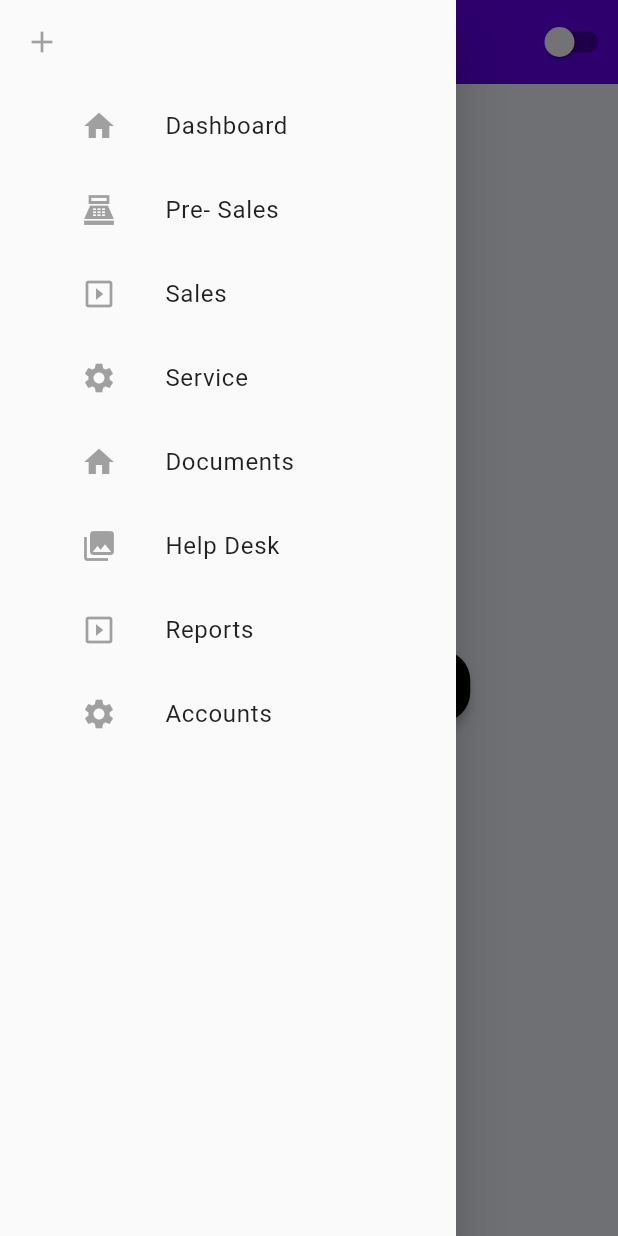
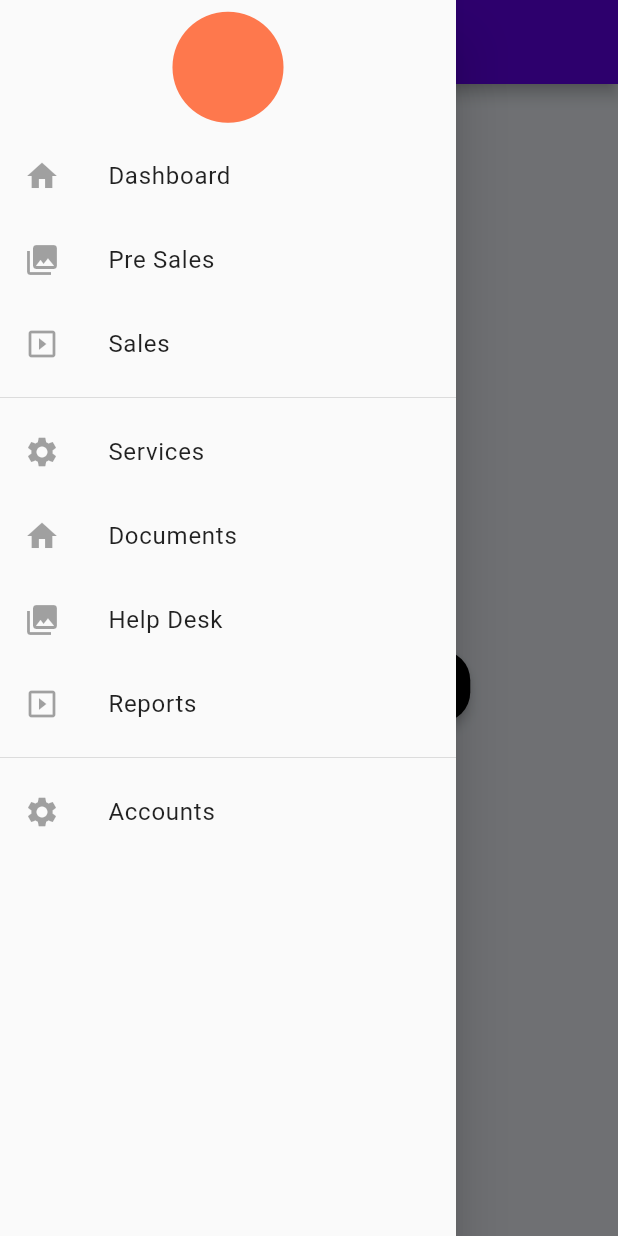
Before and after one commit to abhihasabe/Flutter_web, a Flutter app: the screen it shows after launch, with the side drawer open, on a phone screen of 412 x 824 dp. Run offline on Flutter 3.47's test engine with Material 2 defaults, Android fonts, the phone set to English and light mode, and no system bars; our stand-ins replace connectivity_plus, flutter_secure_storage, fluttertoast, sqflite; missing offline and left inert: ssl_pinning_plugin; accounts and stored records are empty.

Commit message:
Inital Comment

```diff
--- a/lib/screens/dashboard/ui/dashboard_screen.dart
+++ b/lib/screens/dashboard/ui/dashboard_screen.dart
@@ -31,9 +31,7 @@ class _Dashboard extends State {
       body: Column(
         mainAxisAlignment: MainAxisAlignment.center,
         children: [
-          Center(
-              child: Text("App Data",
-                  style: Theme.of(context).textTheme.bodyText1)),
+          Center(child: Text("App Data", style: Theme.of(context).textTheme.bodyText1)),
           Center(
             child: ButtonWidget(
               label: "Go to Login Page ",
--- a/lib/screens/sidebar/app_drawer.dart
+++ b/lib/screens/sidebar/app_drawer.dart
@@ -6,13 +6,24 @@ class AppDrawer extends StatefulWidget {
   const AppDrawer({@required this.permanentlyDisplay, Key? key})
       : super(key: key);
 
-  final bool ? permanentlyDisplay;
+  final bool? permanentlyDisplay;
 
   @override
   _AppDrawerState createState() => _AppDrawerState();
 }
 
 class _AppDrawerState extends State<AppDrawer> with RouteAware {
+  String? _selectedRoute;
+
+  @override
+  void didPush() {
+    _updateSelectedRoute();
+  }
+
+  @override
+  void didPop() {
+    _updateSelectedRoute();
+  }
 
   @override
   Widget build(BuildContext context) {
@@ -23,10 +34,8 @@ class _AppDrawerState extends State<AppDrawer> with RouteAware {
             child: ListView(
               padding: EdgeInsets.zero,
               children: [
-                ListTile(leading: Icon(Icons.add),),
-                Padding(
-                  padding: const EdgeInsets.only(left:38.0),
-                  child: ListTile(
+                Icon(Icons.circle, color: Colors.deepOrange, size: 89, ),
+                ListTile(
                   leading: const Icon(Icons.home),
                   title: Text("Dashboard"),
                   onTap: () async {
@@ -34,43 +43,32 @@ class _AppDrawerState extends State<AppDrawer> with RouteAware {
                   },
                   //selected: _selectedRoute == RouteNames.home,
                 ),
-                ),
-                Padding(
-                  padding: const EdgeInsets.only(left:38.0),
-                  child: ListTile(
-                    leading: const Icon(Icons.point_of_sale_sharp),
-                    title: const Text("Pre- Sales"),
+                ListTile(
+                  leading: const Icon(Icons.photo_library),
+                  title:  Text("Pre Sales"),
                   onTap: () async {
                     //await _navigateTo(context, RouteNames.gallery);
                   },
                   //selected: _selectedRoute == RouteNames.gallery,
                 ),
-                ),
-                Padding(
-                  padding: const EdgeInsets.only(left:38.0),
-                  child: ListTile(
+                ListTile(
                   leading: const Icon(Icons.slideshow),
-                    title: const Text("Sales"),
+                  title: Text("Sales"),
                   onTap: () async {
                     //await _navigateTo(context, RouteNames.slideshow);
                   },
                   //selected: _selectedRoute == RouteNames.slideshow,
                 ),
-                ),
-                Padding(
-                  padding: const EdgeInsets.only(left:38.0),
-                  child: ListTile(
+                const Divider(),
+                ListTile(
                   leading: const Icon(Icons.settings),
-                    title: Text("Service"),
+                  title: Text("Services"),
                   onTap: () async {
                     //await _navigateTo(context, RouteNames.settings);
                   },
                   //selected: _selectedRoute == RouteNames.settings,
                 ),
-                ),
-                Padding(
-                  padding: const EdgeInsets.only(left:38.0),
-                  child: ListTile(
+                ListTile(
                   leading: const Icon(Icons.home),
                   title: Text("Documents"),
                   onTap: () async {
@@ -78,32 +76,24 @@ class _AppDrawerState extends State<AppDrawer> with RouteAware {
                   },
                   //selected: _selectedRoute == RouteNames.home,
                 ),
-                ),
-                Padding(
-                  padding: const EdgeInsets.only(left:38.0),
-                  child: ListTile(
+                ListTile(
                   leading: const Icon(Icons.photo_library),
-                    title: const Text("Help Desk"),
+                  title:  Text("Help Desk"),
                   onTap: () async {
                     //await _navigateTo(context, RouteNames.gallery);
                   },
                   //selected: _selectedRoute == RouteNames.gallery,
                 ),
-                ),
-                Padding(
-                  padding: const EdgeInsets.only(left:38.0),
-                  child: ListTile(
+                ListTile(
                   leading: const Icon(Icons.slideshow),
-                    title: const Text("Reports"),
+                  title: Text("Reports"),
                   onTap: () async {
                     //await _navigateTo(context, RouteNames.slideshow);
                   },
                   //selected: _selectedRoute == RouteNames.slideshow,
                 ),
-                ),
-                Padding(
-                  padding: const EdgeInsets.only(left:38.0),
-                  child: ListTile(
+                const Divider(),
+                ListTile(
                   leading: const Icon(Icons.settings),
                   title: Text("Accounts"),
                   onTap: () async {
@@ -111,12 +101,30 @@ class _AppDrawerState extends State<AppDrawer> with RouteAware {
                   },
                   //selected: _selectedRoute == RouteNames.settings,
                 ),
-                ),
               ],
             ),
           ),
+          if (widget.permanentlyDisplay!)
+            const VerticalDivider(
+              width: 1,
+            )
         ],
       ),
     );
   }
+
+  /// Closes the drawer if applicable (which is only when it's not been displayed permanently) and navigates to the specified route
+  /// In a mobile layout, the a modal drawer is used so we need to explicitly close it when the user selects a page to display
+  Future<void> _navigateTo(BuildContext context, String routeName) async {
+    if (widget.permanentlyDisplay!) {
+      Navigator.pop(context);
     }
+    await Navigator.pushNamed(context, routeName);
+  }
+
+  void _updateSelectedRoute() {
+    setState(() {
+      _selectedRoute = ModalRoute.of(context)!.settings!.name;
+    });
+  }
+}
--- a/lib/screens/sidebar/app_scaffold.dart
+++ b/lib/screens/sidebar/app_scaffold.dart
@@ -1,17 +1,14 @@
 import 'package:flutter/material.dart';
-import 'package:news_app/widgets/change_theme_button_widget.dart';
-import 'package:news_app/widgets/toolbar.dart';
-
 import 'app_drawer.dart';
 
 /// A responsive scaffold for our application.
 /// Displays the navigation drawer alongside the [Scaffold] if the screen/window size is large enough
 class AppScaffold extends StatelessWidget {
-  const AppScaffold({this.body, @required this.pageTitle, Key? key}) : super(key: key);
+  const AppScaffold({@required this.body, @required this.pageTitle, Key? key}) : super(key: key);
 
-  final Widget ?body;
+  final Widget? body;
 
-  final String ?pageTitle;
+  final String? pageTitle;
 
   @override
   Widget build(BuildContext context) {
@@ -24,11 +21,10 @@ class AppScaffold extends StatelessWidget {
           ),
         Expanded(
           child: Scaffold(
-            appBar: ToolbarWidget(
-                hideBackArrow: false,
-                actions: [ChangeThemeButtonWidget()],
-                logoWidget: false,
-                title: "$pageTitle"
+            appBar: AppBar(
+              // when the app isn't displaying the mobile version of app, hide the menu button that is used to open the navigation drawer
+              automaticallyImplyLeading: displayMobileLayout,
+              title: Text(pageTitle!),
             ),
             drawer: displayMobileLayout
                 ? const AppDrawer(
--- a/lib/theme/colors.dart
+++ b/lib/theme/colors.dart
@@ -1,6 +1,6 @@
 import 'package:flutter/material.dart';
 
-final Color primaryColor = Colors.red;
+final Color primaryColor = Colors.blue;
 final Color primaryDarkColor = Colors.black;
 
 final Color backgroundColor = Color(0xffF1F5FB);
@@ -27,7 +27,7 @@ final Color hoverColorDarkColor = Color(0xff3A3A3B);
 final Color focusColor = Color(0xffA8DAB5);
 final Color focusColorDarkColor = Color(0xff0B2512);
 
-final Color iconColor = Colors.red;
+final Color iconColor = Colors.white;
 final Color iconDarkColor = Colors.purple.shade200;
 
 final Color disabledColor = Colors.grey;
```
Lines whose indentation alone changed are shown as unchanged.
